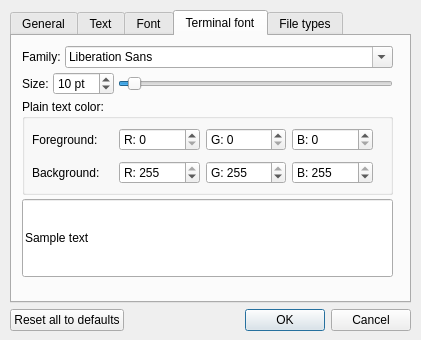
Before: the Qt Designer form ui/dlgPrefsUI.ui in spthaolt/qscite, drawn with Qt 5.
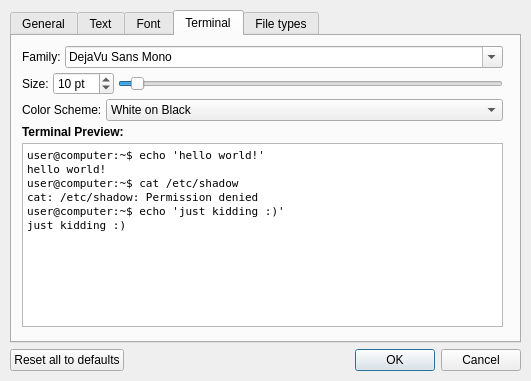
After: the same form once the commit is applied. The open tabs and pages were chosen to show the change.

Commit message: Modified prefs to work with QTermWidget's color schemes.  Updated terminal preview in prefs.  Added TERM=xterm to the default environment of the terminal session.

Patch:
```diff
--- a/ui/dlgPrefsUI.ui
+++ b/ui/dlgPrefsUI.ui
@@ -4,24 +4,24 @@
   <property name="windowModality" >
    <enum>Qt::WindowModal</enum>
   </property>
-  <property name="geometry" >
+  <property name="geometry">
    <rect>
     <x>0</x>
     <y>0</y>
-    <width>421</width>
-    <height>340</height>
+    <width>531</width>
+    <height>381</height>
    </rect>
   </property>
   <property name="windowTitle" >
    <string>Preferences - QSciTE</string>
   </property>
-  <widget class="QWidget" name="layoutWidget" >
-   <property name="geometry" >
+  <widget class="QWidget" name="layoutWidget">
+   <property name="geometry">
     <rect>
      <x>10</x>
      <y>10</y>
-     <width>401</width>
-     <height>321</height>
+     <width>511</width>
+     <height>361</height>
     </rect>
    </property>
    <layout class="QVBoxLayout" >
@@ -585,17 +585,17 @@
         </layout>
        </widget>
       </widget>
-      <widget class="QWidget" name="tabTerminal" >
-       <attribute name="title" >
-        <string>Terminal font</string>
+      <widget class="QWidget" name="tabTerminal">
+       <attribute name="title">
+        <string>Terminal</string>
        </attribute>
-       <widget class="QWidget" name="layoutWidget" >
-        <property name="geometry" >
+       <widget class="QWidget" name="layoutWidget">
+        <property name="geometry">
          <rect>
           <x>10</x>
           <y>10</y>
-          <width>371</width>
-          <height>231</height>
+          <width>481</width>
+          <height>281</height>
          </rect>
         </property>
         <layout class="QVBoxLayout" >
@@ -619,6 +619,11 @@
                <verstretch>0</verstretch>
               </sizepolicy>
              </property>
+             <property name="currentFont">
+              <font>
+               <family>DejaVu Sans Mono</family>
+              </font>
+             </property>
             </widget>
            </item>
           </layout>
@@ -676,150 +681,79 @@
           </layout>
          </item>
          <item>
-          <widget class="QGroupBox" name="gbTermColor" >
-           <property name="sizePolicy" >
-            <sizepolicy vsizetype="MinimumExpanding" hsizetype="Preferred" >
-             <horstretch>0</horstretch>
-             <verstretch>0</verstretch>
-            </sizepolicy>
-           </property>
-           <property name="minimumSize" >
-            <size>
-             <width>0</width>
-             <height>96</height>
-            </size>
-           </property>
-           <property name="title" >
-            <string>Plain text color:</string>
-           </property>
-           <widget class="QWidget" name="layoutWidget" >
-            <property name="geometry" >
-             <rect>
-              <x>10</x>
-              <y>25</y>
-              <width>351</width>
-              <height>66</height>
-             </rect>
-            </property>
-            <layout class="QGridLayout" >
-             <property name="rightMargin" >
-              <number>10</number>
+          <layout class="QHBoxLayout" name="horizontalLayout_2">
+           <item>
+            <widget class="QLabel" name="lblColorScheme">
+             <property name="text">
+              <string>Color Scheme:</string>
              </property>
-             <item row="0" column="0" >
-              <widget class="QLabel" name="lblTermFore" >
-               <property name="text" >
-                <string>Foreground:</string>
-               </property>
-              </widget>
+            </widget>
+           </item>
+           <item>
+            <widget class="QComboBox" name="cbxColorScheme">
+             <property name="sizePolicy">
+              <sizepolicy hsizetype="Expanding" vsizetype="Fixed">
+               <horstretch>0</horstretch>
+               <verstretch>0</verstretch>
+              </sizepolicy>
+             </property>
+             <item>
+              <property name="text">
+               <string>White on Black</string>
+              </property>
              </item>
-             <item row="0" column="1" >
-              <widget class="QSpinBox" name="sbTermFgR" >
-               <property name="buttonSymbols" >
-                <enum>QAbstractSpinBox::UpDownArrows</enum>
-               </property>
-               <property name="prefix" >
-                <string>R: </string>
-               </property>
-               <property name="maximum" >
-                <number>255</number>
-               </property>
-              </widget>
+             <item>
+              <property name="text">
+               <string>Green on Black</string>
+              </property>
              </item>
-             <item row="0" column="2" >
-              <widget class="QSpinBox" name="sbTermFgG" >
-               <property name="buttonSymbols" >
-                <enum>QAbstractSpinBox::UpDownArrows</enum>
-               </property>
-               <property name="prefix" >
-                <string>G: </string>
-               </property>
-               <property name="maximum" >
-                <number>255</number>
-               </property>
-              </widget>
+             <item>
+              <property name="text">
+               <string>Black on Light Yellow</string>
+              </property>
              </item>
-             <item row="0" column="3" >
-              <widget class="QSpinBox" name="sbTermFgB" >
-               <property name="buttonSymbols" >
-                <enum>QAbstractSpinBox::UpDownArrows</enum>
-               </property>
-               <property name="prefix" >
-                <string>B: </string>
-               </property>
-               <property name="maximum" >
-                <number>255</number>
-               </property>
-              </widget>
-             </item>
-             <item row="1" column="0" >
-              <widget class="QLabel" name="lblTermBack" >
-               <property name="text" >
-                <string>Background:</string>
-               </property>
-              </widget>
-             </item>
-             <item row="1" column="1" >
-              <widget class="QSpinBox" name="sbTermBgR" >
-               <property name="buttonSymbols" >
-                <enum>QAbstractSpinBox::UpDownArrows</enum>
-               </property>
-               <property name="prefix" >
-                <string>R: </string>
-               </property>
-               <property name="maximum" >
-                <number>255</number>
-               </property>
-               <property name="value" >
-                <number>255</number>
-               </property>
-              </widget>
-             </item>
-             <item row="1" column="2" >
-              <widget class="QSpinBox" name="sbTermBgG" >
-               <property name="buttonSymbols" >
-                <enum>QAbstractSpinBox::UpDownArrows</enum>
-               </property>
-               <property name="prefix" >
-                <string>G: </string>
-               </property>
-               <property name="maximum" >
-                <number>255</number>
-               </property>
-               <property name="value" >
-                <number>255</number>
-               </property>
-              </widget>
-             </item>
-             <item row="1" column="3" >
-              <widget class="QSpinBox" name="sbTermBgB" >
-               <property name="buttonSymbols" >
-                <enum>QAbstractSpinBox::UpDownArrows</enum>
-               </property>
-               <property name="prefix" >
-                <string>B: </string>
-               </property>
-               <property name="maximum" >
-                <number>255</number>
-               </property>
-               <property name="value" >
-                <number>255</number>
-               </property>
-              </widget>
-             </item>
-            </layout>
-           </widget>
+            </widget>
+           </item>
+          </layout>
+         </item>
+         <item>
+          <widget class="QLabel" name="lblTermPreview">
+           <property name="font">
+            <font>
+             <weight>75</weight>
+             <bold>true</bold>
+            </font>
+           </property>
+           <property name="text">
+            <string>Terminal Preview:</string>
+           </property>
           </widget>
          </item>
          <item>
-          <widget class="QLineEdit" name="txtTermPreview" >
-           <property name="sizePolicy" >
-            <sizepolicy vsizetype="MinimumExpanding" hsizetype="Expanding" >
-             <horstretch>0</horstretch>
-             <verstretch>0</verstretch>
-            </sizepolicy>
+          <widget class="QTextEdit" name="txtTermPreview">
+           <property name="font">
+            <font>
+             <family>DejaVu Sans Mono</family>
+             <pointsize>10</pointsize>
+            </font>
            </property>
-           <property name="text" >
-            <string>Sample text</string>
+           <property name="readOnly">
+            <bool>false</bool>
+           </property>
+           <property name="html">
+            <string>&lt;!DOCTYPE HTML PUBLIC &quot;-//W3C//DTD HTML 4.0//EN&quot; &quot;http://www.w3.org/TR/REC-html40/strict.dtd&quot;&gt;
+&lt;html&gt;&lt;head&gt;&lt;meta name=&quot;qrichtext&quot; content=&quot;1&quot; /&gt;&lt;style type=&quot;text/css&quot;&gt;
+p, li { white-space: pre-wrap; }
+&lt;/style&gt;&lt;/head&gt;&lt;body style=&quot; font-family:'DejaVu Sans Mono'; font-size:10pt; font-weight:400; font-style:normal;&quot;&gt;
+&lt;table border=&quot;0&quot; style=&quot;-qt-table-type: root; margin-top:4px; margin-bottom:4px; margin-left:4px; margin-right:4px;&quot;&gt;
+&lt;tr&gt;
+&lt;td style=&quot;border: none;&quot;&gt;
+&lt;p style=&quot; margin-top:0px; margin-bottom:0px; margin-left:0px; margin-right:0px; -qt-block-indent:0; text-indent:0px;&quot;&gt;&lt;span style=&quot; font-family:'DejaVu Sans'; font-size:8pt;&quot;&gt;user@computer:~$ echo 'hello world!'&lt;/span&gt;&lt;/p&gt;
+&lt;p style=&quot; margin-top:0px; margin-bottom:0px; margin-left:0px; margin-right:0px; -qt-block-indent:0; text-indent:0px;&quot;&gt;&lt;span style=&quot; font-family:'DejaVu Sans'; font-size:8pt;&quot;&gt;hello world!&lt;/span&gt;&lt;/p&gt;
+&lt;p style=&quot; margin-top:0px; margin-bottom:0px; margin-left:0px; margin-right:0px; -qt-block-indent:0; text-indent:0px;&quot;&gt;&lt;span style=&quot; font-family:'DejaVu Sans'; font-size:8pt;&quot;&gt;user@computer:~$ cat /etc/shadow&lt;/span&gt;&lt;/p&gt;
+&lt;p style=&quot; margin-top:0px; margin-bottom:0px; margin-left:0px; margin-right:0px; -qt-block-indent:0; text-indent:0px;&quot;&gt;&lt;span style=&quot; font-family:'DejaVu Sans'; font-size:8pt;&quot;&gt;cat: /etc/shadow: Permission denied&lt;/span&gt;&lt;/p&gt;
+&lt;p style=&quot; margin-top:0px; margin-bottom:0px; margin-left:0px; margin-right:0px; -qt-block-indent:0; text-indent:0px;&quot;&gt;&lt;span style=&quot; font-family:'DejaVu Sans'; font-size:8pt;&quot;&gt;user@computer:~$ echo 'just kidding :)'&lt;/span&gt;&lt;/p&gt;
+&lt;p style=&quot; margin-top:0px; margin-bottom:0px; margin-left:0px; margin-right:0px; -qt-block-indent:0; text-indent:0px;&quot;&gt;&lt;span style=&quot; font-family:'DejaVu Sans'; font-size:8pt;&quot;&gt;just kidding :)&lt;/span&gt;&lt;/p&gt;&lt;/td&gt;&lt;/tr&gt;&lt;/table&gt;&lt;/body&gt;&lt;/html&gt;</string>
            </property>
           </widget>
          </item>
@@ -912,10 +846,10 @@
      </widget>
     </item>
     <item>
-     <layout class="QHBoxLayout" >
+     <layout class="QHBoxLayout">
       <item>
-       <widget class="QPushButton" name="btnDefaults" >
-        <property name="text" >
+       <widget class="QPushButton" name="btnDefaults">
+        <property name="text">
          <string>Reset all to defaults</string>
         </property>
        </widget>
@@ -934,12 +868,12 @@
        </spacer>
       </item>
       <item>
-       <widget class="QDialogButtonBox" name="buttonBox" >
-        <property name="orientation" >
+       <widget class="QDialogButtonBox" name="buttonBox">
+        <property name="orientation">
          <enum>Qt::Horizontal</enum>
         </property>
-        <property name="standardButtons" >
-         <set>QDialogButtonBox::Cancel|QDialogButtonBox::NoButton|QDialogButtonBox::Ok</set>
+        <property name="standardButtons">
+         <set>QDialogButtonBox::Cancel|QDialogButtonBox::Ok</set>
         </property>
        </widget>
       </item>
```
Left out of the diff: 485 changed lines with no effect on the pictures. The commit also changes 6 other files.
